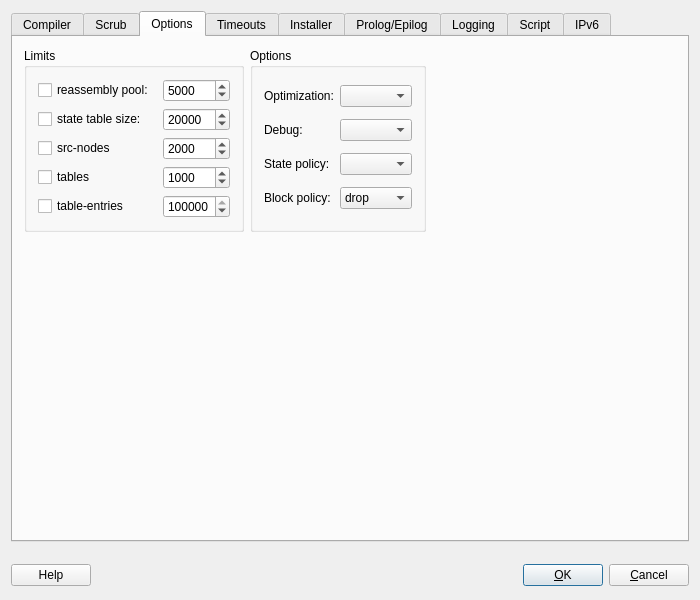
Qt form src/libgui/pfadvanceddialog_q.ui (fwbuilder/fwbuilder) before a commit.
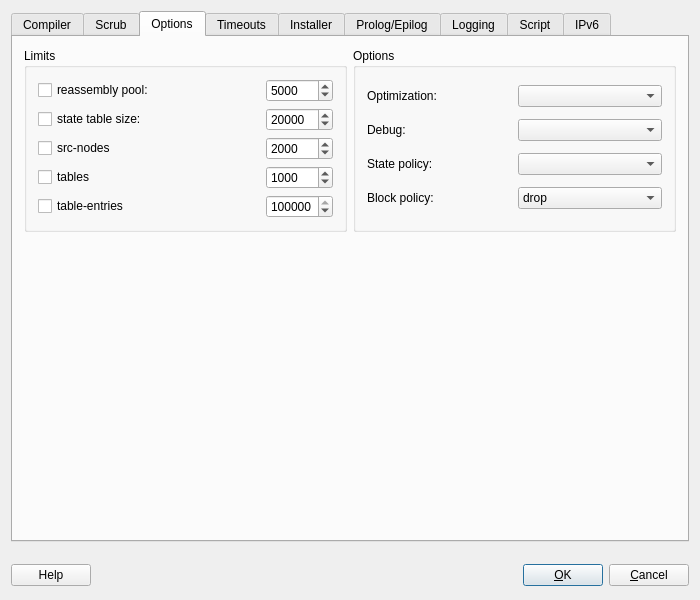
The same form after that commit.

Commit message: fixed dialog layout; see #2356

```diff
--- a/src/libgui/pfadvanceddialog_q.ui
+++ b/src/libgui/pfadvanceddialog_q.ui
@@ -832,7 +832,7 @@
              <string>Optimization:</string>
             </property>
             <property name="alignment">
-             <set>Qt::AlignCenter</set>
+             <set>Qt::AlignLeading|Qt::AlignLeft|Qt::AlignVCenter</set>
             </property>
             <property name="wordWrap">
              <bool>false</bool>
@@ -914,19 +914,6 @@
          </layout>
         </widget>
        </item>
-       <item row="0" column="2">
-        <spacer name="horizontalSpacer_4">
-         <property name="orientation">
-          <enum>Qt::Horizontal</enum>
-         </property>
-         <property name="sizeHint" stdset="0">
-          <size>
-           <width>194</width>
-           <height>20</height>
-          </size>
-         </property>
-        </spacer>
-       </item>
        <item row="1" column="1">
         <spacer name="verticalSpacer_2">
          <property name="orientation">
```
